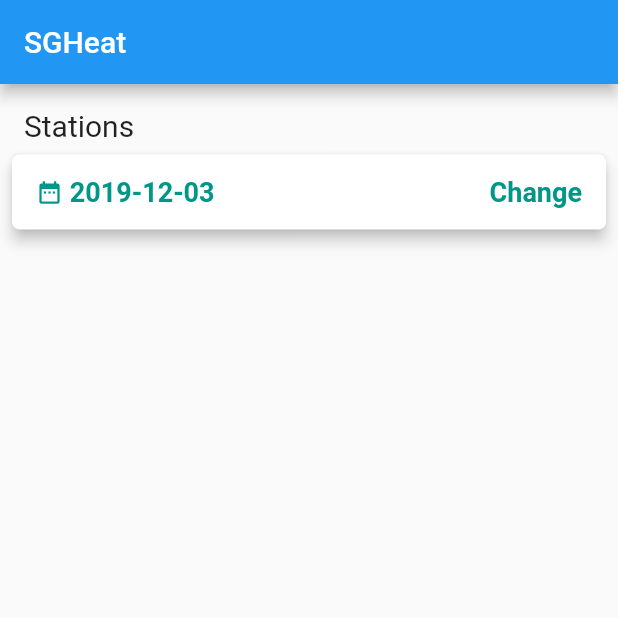
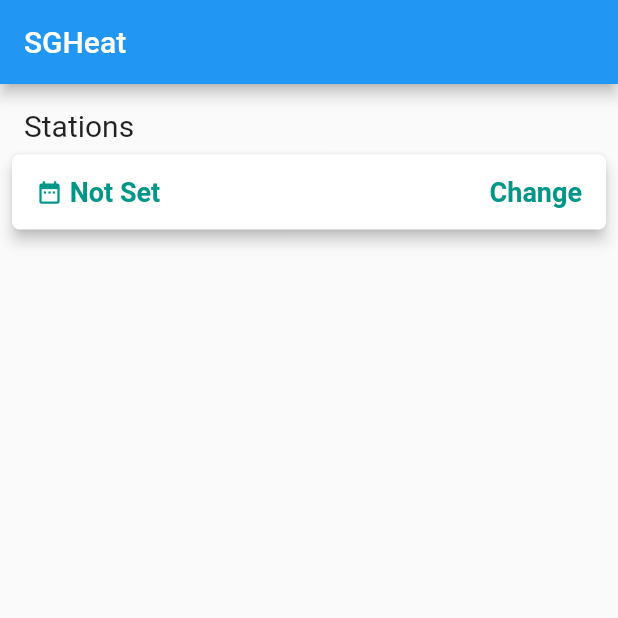
Before and after one commit to Hackin7/SGHeat, a Flutter app: the screen it shows after launch, on a phone screen of 412 x 824 dp, the top half of it. Run offline on Flutter 3.47's test engine with Material 2 defaults, Android fonts, the phone set to English and light mode, and no system bars; our stand-ins replace charts_flutter, flutter_datetime_picker.

Commit message:
Minor tweak

```diff
--- a/lib/main.dart
+++ b/lib/main.dart
@@ -28,7 +28,7 @@ class MyHomePage extends StatefulWidget {
 }
 
 class _MyHomePageState extends State<MyHomePage> {
-  String _date = DateFormat('yyyy-MM-dd').format(DateTime.now()); //"Not Set";
+  String _date = "Not Set";//DateFormat('yyyy-MM-dd').format(DateTime.now()); //"Not Set";
   Map<String, dynamic> retrievedData;
   List<String> _stationsList = new List<String>();
   int _noStations=0;
```
